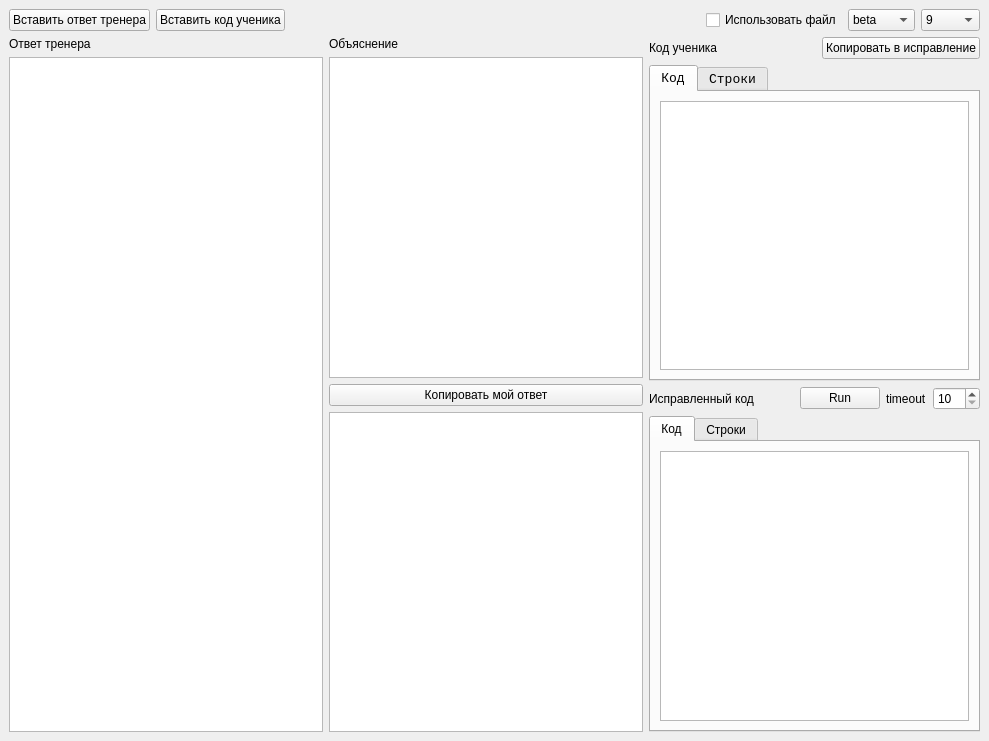
This is mainwindow.ui in grigvlwork/syntax as Qt 5 draws it before an edit. The edited form follows.
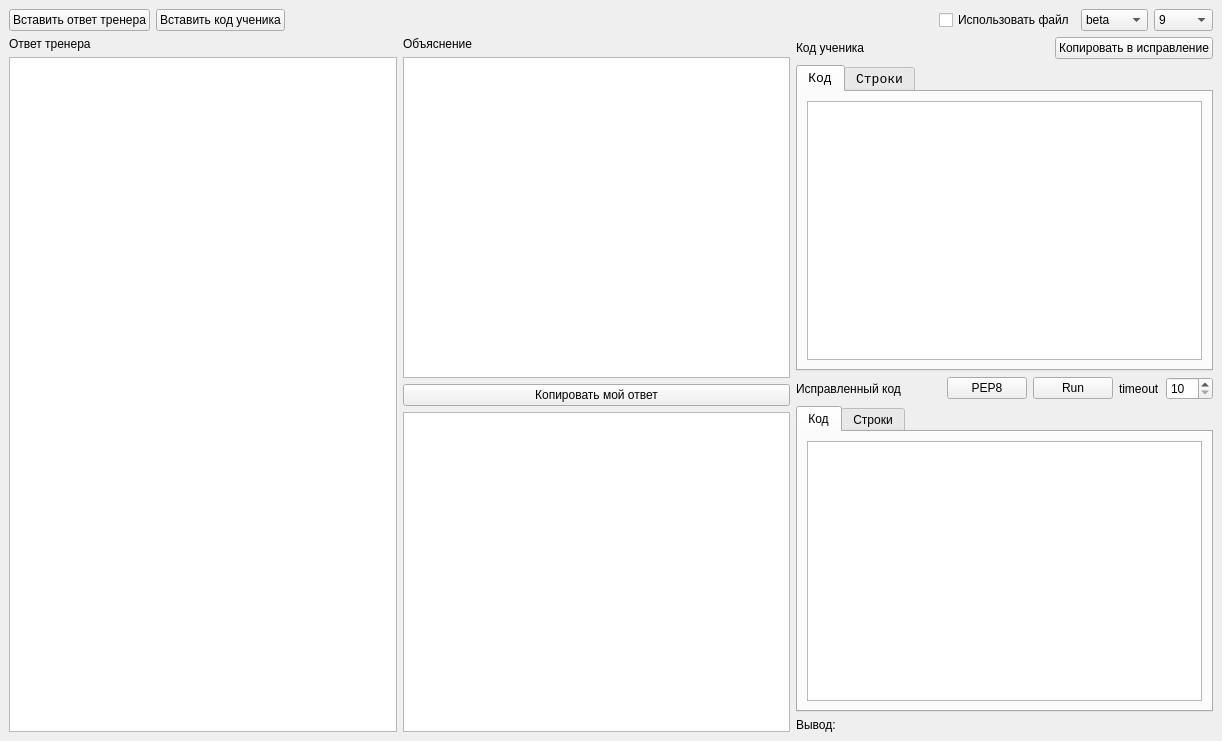
This is the edited form.

Commit message: делаю программу и интерфейс

The edit to the form file:
```diff
--- a/mainwindow.ui
+++ b/mainwindow.ui
@@ -6,7 +6,7 @@
    <rect>
     <x>0</x>
     <y>0</y>
-    <width>989</width>
+    <width>1222</width>
     <height>741</height>
    </rect>
   </property>
@@ -267,6 +267,13 @@
             </property>
            </spacer>
           </item>
+          <item>
+           <widget class="QPushButton" name="pep8_btn">
+            <property name="text">
+             <string>PEP8</string>
+            </property>
+           </widget>
+          </item>
           <item>
            <widget class="QPushButton" name="run_btn">
             <property name="text">
@@ -337,6 +344,13 @@
           </widget>
          </widget>
         </item>
+        <item>
+         <widget class="QLabel" name="correct_output_lb">
+          <property name="text">
+           <string>Вывод:</string>
+          </property>
+         </widget>
+        </item>
        </layout>
       </item>
      </layout>
```
The commit also changes 2 other files.
